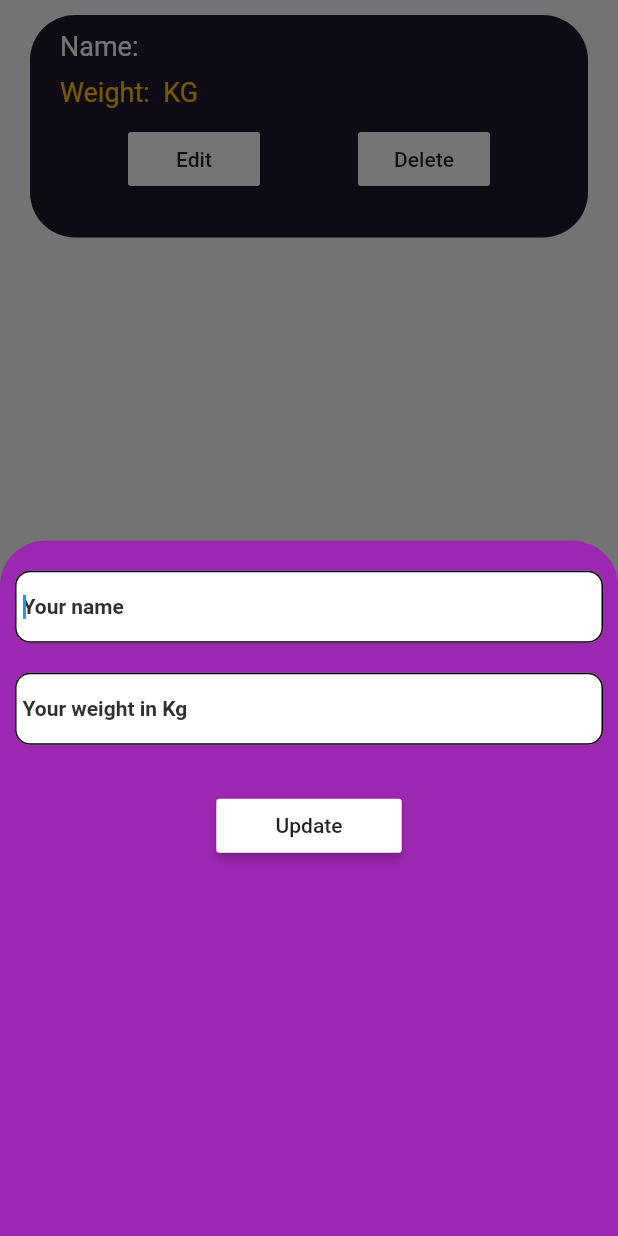
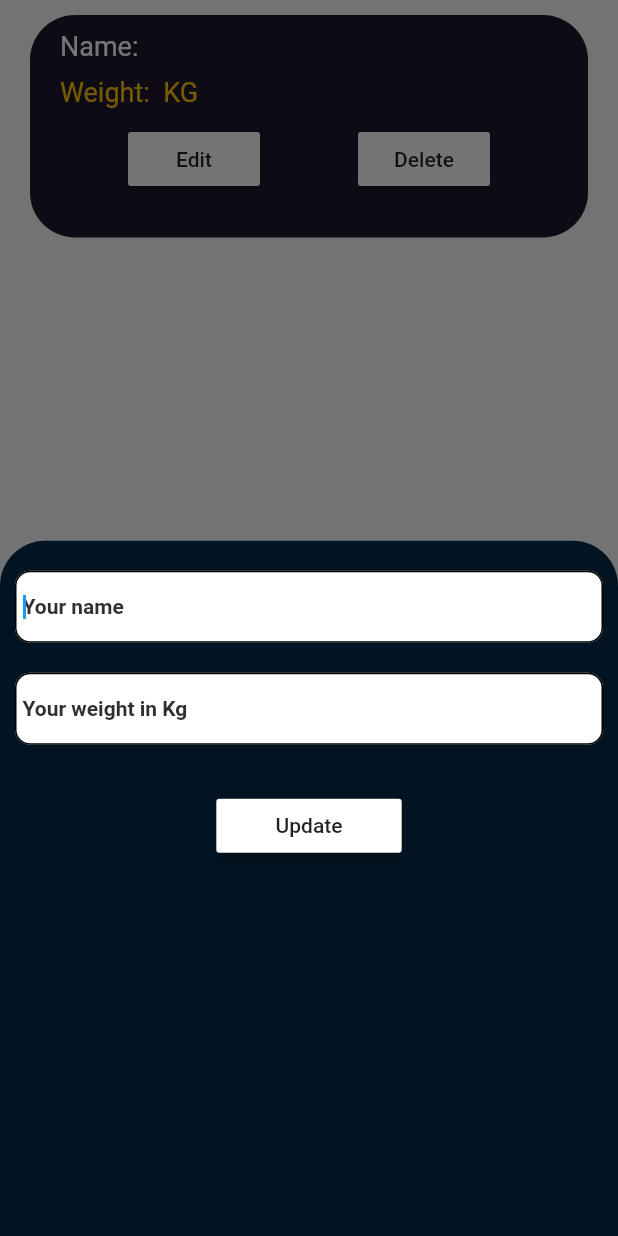
Before and after one commit to orijeet100/weight-tracking-CRUD, a Flutter app: the WeightEntries widget shown alone on an empty page, opened directly with empty values, after a tap on "Edit", on a phone screen of 412 x 824 dp. Run offline on Flutter 3.47's test engine with Material 2 defaults, Android fonts, the phone set to English and light mode, and no system bars; our stand-ins replace cloud_firestore, firebase_auth, firebase_core, rflutter_alert; accounts and stored records are empty; Roboto replaces fonts that are missing (Poppins).

Commit message:
weight-tracking-CRUD

```diff
--- a/lib/Components/entry_widget.dart
+++ b/lib/Components/entry_widget.dart
@@ -49,7 +49,7 @@ class WeightEntries extends StatelessWidget {
                     showModalBottomSheet(
                         context: context, builder: (context) =>Container(
                         decoration: const BoxDecoration(
-                          color: Colors.purple,
+                          color: Color(0xFF021422),
                           borderRadius: BorderRadius.only(topLeft: Radius.circular(30),topRight:Radius.circular(30)),
                         ),
                         child:EditingScreen(name: name, weight: weight, id: id)
```
